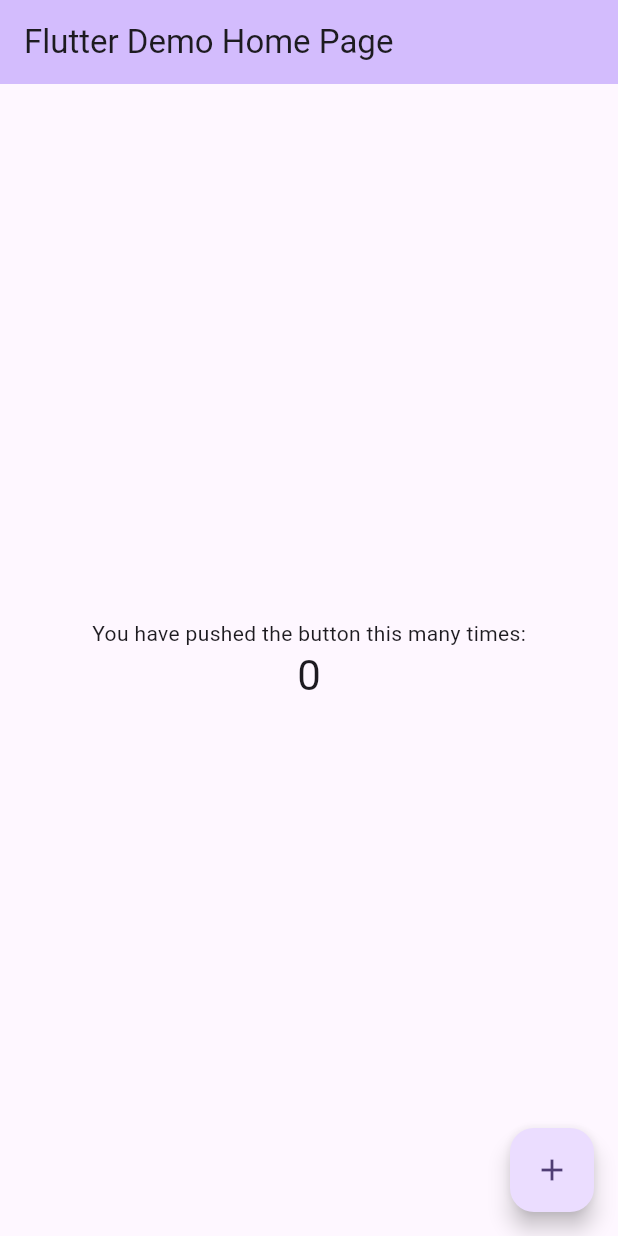
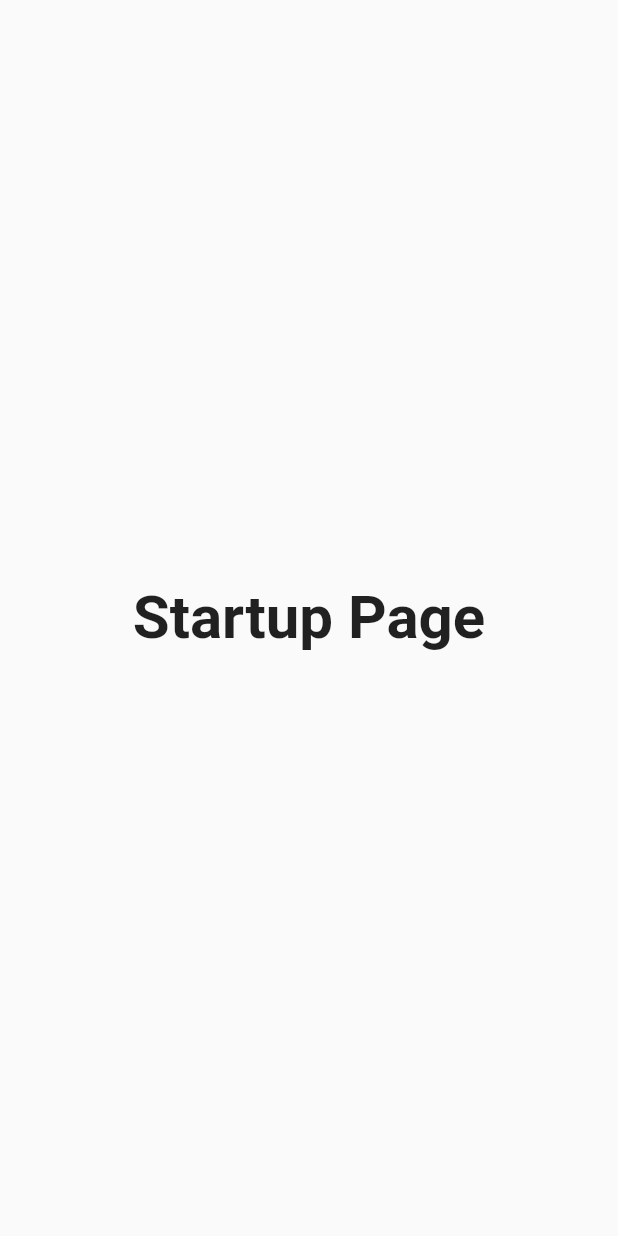
Before and after one commit to MhmdFais/To_Do_App, a Flutter app: the screen it shows after launch, on a phone screen of 412 x 824 dp. Run offline on Flutter 3.47's test engine with Material 2 defaults, Android fonts, the phone set to English and light mode, and no system bars; our stand-ins replace google_fonts; Roboto replaces fonts that are missing (Ubuntu).

Commit message:
settig up the project

```diff
--- a/lib/main.dart
+++ b/lib/main.dart
@@ -1,4 +1,5 @@
 import 'package:flutter/material.dart';
+import 'package:to_do/pages/startup_page.dart';
 
 void main() {
   runApp(const MyApp());
@@ -11,115 +12,7 @@ class MyApp extends StatelessWidget {
   @override
   Widget build(BuildContext context) {
     return MaterialApp(
-      title: 'Flutter Demo',
-      theme: ThemeData(
-        // This is the theme of your application.
-        //
-        // TRY THIS: Try running your application with "flutter run". You'll see
-        // the application has a blue toolbar. Then, without quitting the app,
-        // try changing the seedColor in the colorScheme below to Colors.green
-        // and then invoke "hot reload" (save your changes or press the "hot
-        // reload" button in a Flutter-supported IDE, or press "r" if you used
-        // the command line to start the app).
-        //
-        // Notice that the counter didn't reset back to zero; the application
-        // state is not lost during the reload. To reset the state, use hot
-        // restart instead.
-        //
-        // This works for code too, not just values: Most code changes can be
-        // tested with just a hot reload.
-        colorScheme: ColorScheme.fromSeed(seedColor: Colors.deepPurple),
-        useMaterial3: true,
-      ),
-      home: const MyHomePage(title: 'Flutter Demo Home Page'),
+      home: const Startup(),
     );
   }
 }
-
-class MyHomePage extends StatefulWidget {
-  const MyHomePage({super.key, required this.title});
-
-  // This widget is the home page of your application. It is stateful, meaning
-  // that it has a State object (defined below) that contains fields that affect
-  // how it looks.
-
-  // This class is the configuration for the state. It holds the values (in this
-  // case the title) provided by the parent (in this case the App widget) and
-  // used by the build method of the State. Fields in a Widget subclass are
-  // always marked "final".
-
-  final String title;
-
-  @override
-  State<MyHomePage> createState() => _MyHomePageState();
-}
-
-class _MyHomePageState extends State<MyHomePage> {
-  int _counter = 0;
-
-  void _incrementCounter() {
-    setState(() {
-      // This call to setState tells the Flutter framework that something has
-      // changed in this State, which causes it to rerun the build method below
-      // so that the display can reflect the updated values. If we changed
-      // _counter without calling setState(), then the build method would not be
-      // called again, and so nothing would appear to happen.
-      _counter++;
-    });
-  }
-
-  @override
-  Widget build(BuildContext context) {
-    // This method is rerun every time setState is called, for instance as done
-    // by the _incrementCounter method above.
-    //
-    // The Flutter framework has been optimized to make rerunning build methods
-    // fast, so that you can just rebuild anything that needs updating rather
-    // than having to individually change instances of widgets.
-    return Scaffold(
-      appBar: AppBar(
-        // TRY THIS: Try changing the color here to a specific color (to
-        // Colors.amber, perhaps?) and trigger a hot reload to see the AppBar
-        // change color while the other colors stay the same.
-        backgroundColor: Theme.of(context).colorScheme.inversePrimary,
-        // Here we take the value from the MyHomePage object that was created by
-        // the App.build method, and use it to set our appbar title.
-        title: Text(widget.title),
-      ),
-      body: Center(
-        // Center is a layout widget. It takes a single child and positions it
-        // in the middle of the parent.
-        child: Column(
-          // Column is also a layout widget. It takes a list of children and
-          // arranges them vertically. By default, it sizes itself to fit its
-          // children horizontally, and tries to be as tall as its parent.
-          //
-          // Column has various properties to control how it sizes itself and
-          // how it positions its children. Here we use mainAxisAlignment to
-          // center the children vertically; the main axis here is the vertical
-          // axis because Columns are vertical (the cross axis would be
-          // horizontal).
-          //
-          // TRY THIS: Invoke "debug painting" (choose the "Toggle Debug Paint"
-          // action in the IDE, or press "p" in the console), to see the
-          // wireframe for each widget.
-          mainAxisAlignment: MainAxisAlignment.center,
-          children: <Widget>[
-            const Text(
-              'You have pushed the button this many times:',
-            ),
-            Text(
-              '$_counter',
-              style: Theme.of(context).textTheme.headlineMedium,
-            ),
-          ],
-        ),
-      ),
-      floatingActionButton: FloatingActionButton(
-        onPressed: _incrementCounter,
-        tooltip: 'Increment',
-        child: const Icon(Icons.add),
-      ), // This trailing comma makes auto-formatting nicer for build methods.
-    );
-  }
-}
--- /dev/null
+++ b/lib/pages/startup_page.dart
@@ -0,0 +1,25 @@
+import 'package:flutter/cupertino.dart';
+import 'package:flutter/material.dart';
+import 'package:google_fonts/google_fonts.dart';
+
+class Startup extends StatefulWidget {
+  const Startup({super.key});
+
+  @override
+  State<Startup> createState() => _StartupState();
+}
+
+class _StartupState extends State<Startup> {
+  @override
+  Widget build(BuildContext context) {
+    return Scaffold(
+      body: Center(
+        child: Text('Startup Page',
+            style: GoogleFonts.ubuntu(
+              fontSize: 40,
+              fontWeight: FontWeight.bold,
+            )),
+      ),
+    );
+  }
+}
```
Also changed, not shown: pubspec.yaml (+3 -4 lines), pubspec.lock, 1 other file.
